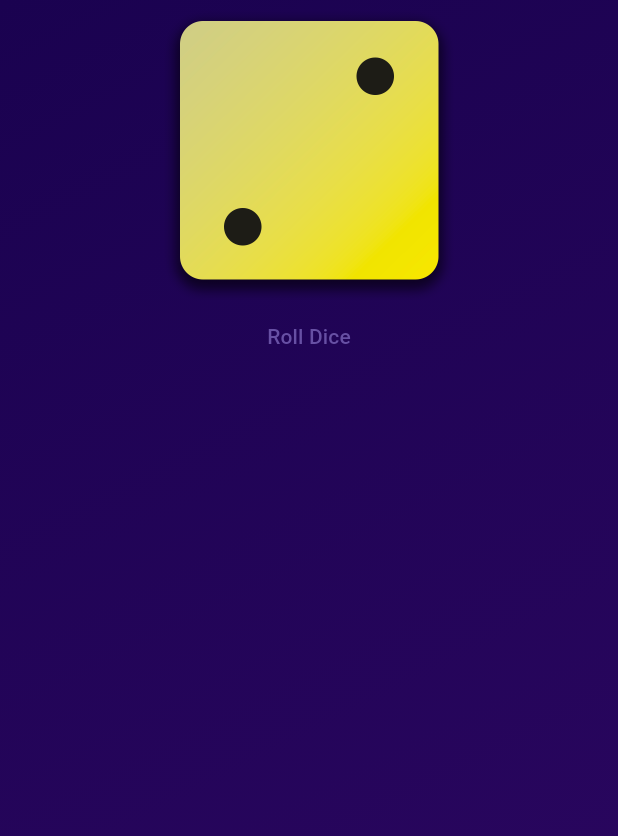
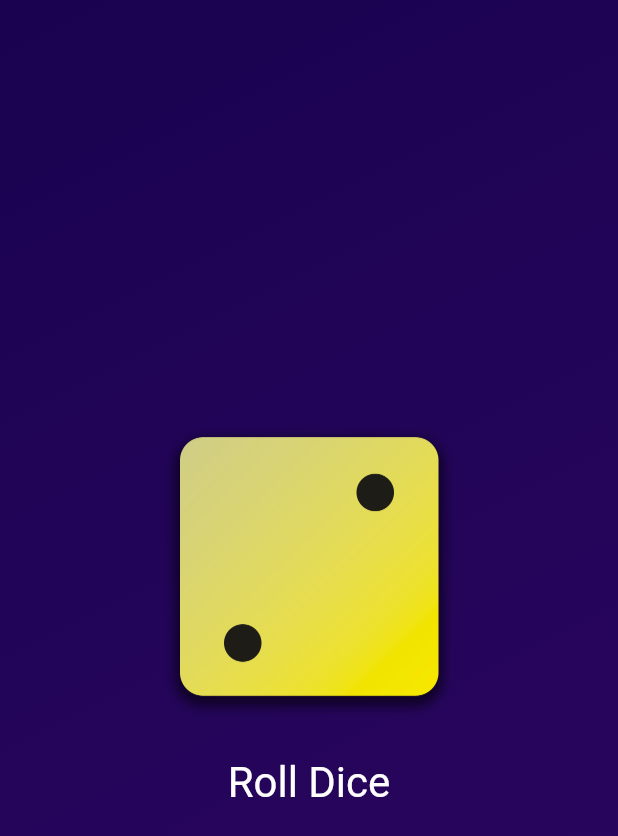
Before and after one commit to Waqas2332/Flutter-Development, a Flutter app: the screen it shows after launch, on a phone screen of 412 x 824 dp. Shown: the top 836 px of the screen. Run offline on Flutter 3.47's test engine with Material 3 defaults, Android fonts, the phone set to English and light mode, and no system bars.

Commit message:
Added Padding using SizedBox

```diff
--- a/dice_game/lib/gradient_container.dart
+++ b/dice_game/lib/gradient_container.dart
@@ -23,12 +23,22 @@ class GradientContainer extends StatelessWidget {
       ),
       child: Center(
         child: Column(
+          mainAxisSize: MainAxisSize.min,
           children: [
             Image.asset(
               "assets/dice-2.png",
               width: 200,
             ),
-            TextButton(onPressed: rollDice, child: const Text("Roll Dice"))
+            const SizedBox(
+              height: 20,
+            ),
+            TextButton(
+                onPressed: rollDice,
+                style: TextButton.styleFrom(
+                  foregroundColor: Colors.white,
+                  textStyle: const TextStyle(fontSize: 28),
+                ),
+                child: const Text("Roll Dice"))
           ],
         ),
       ),
```
